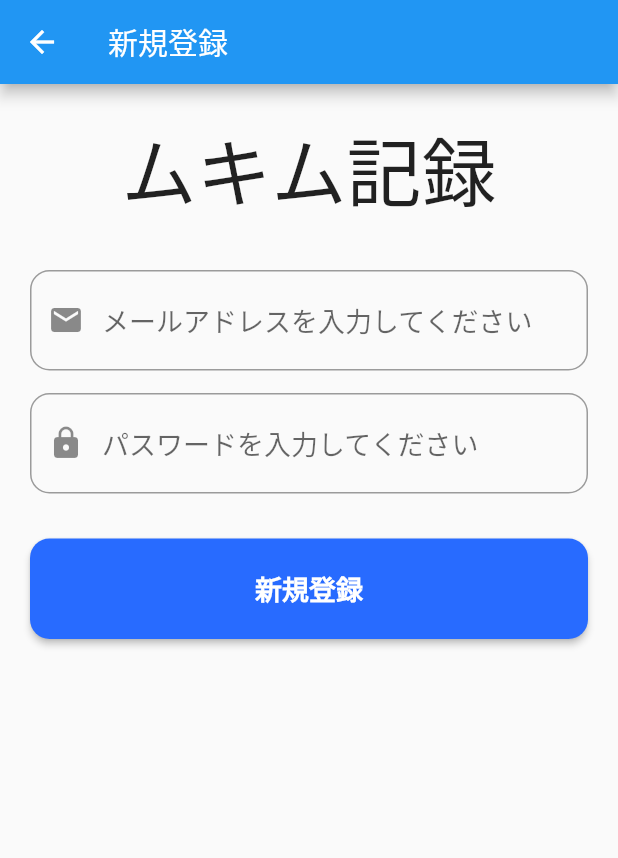
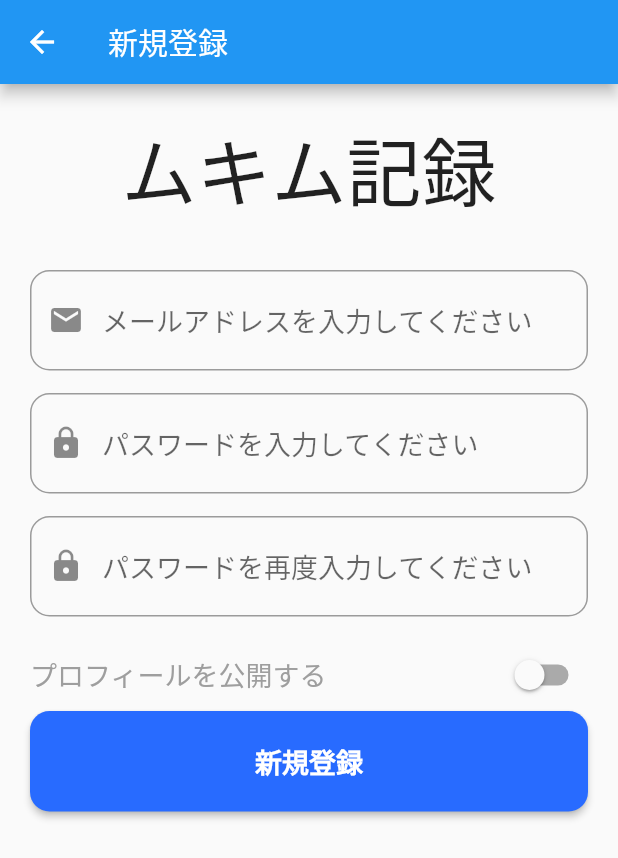
Before and after one commit to MtDeity/training_log_flutter, a Flutter app: the RegistrationScreen screen opened by its route, on a phone screen of 412 x 824 dp. Shown: the top 858 px of the screen. Run offline on Flutter 3.47's test engine with Material 2 defaults, Android fonts, the phone set to English and light mode, and no system bars; our stand-ins replace modal_progress_hud, shared_preferences; accounts and stored records are empty.

Commit message:
新規登録レイアウト

```diff
--- a/lib/models/data.dart
+++ b/lib/models/data.dart
@@ -12,6 +12,8 @@ class Data extends ChangeNotifier {
   String loginPassword = '';
   bool loginShowSpinner = false;
   bool registrationShowSpinner = false;
+  bool isPublic = false;
+  bool isPrivate = true;
 
   void loginSpinnerToggle() {
     loginShowSpinner = !loginShowSpinner;
@@ -62,4 +64,10 @@ class Data extends ChangeNotifier {
     }
     loginSpinnerToggle();
   }
+
+  void privateSwitchDone(value) {
+    isPublic = value;
+    isPrivate = !value;
+    notifyListeners();
+  }
 }
--- a/lib/screens/registration_screen.dart
+++ b/lib/screens/registration_screen.dart
@@ -17,6 +17,7 @@ class RegistrationScreen extends StatelessWidget {
           ),
           body: ModalProgressHUD(
             inAsyncCall: data.registrationShowSpinner,
+            child: SingleChildScrollView(
               child: Padding(
                 padding: EdgeInsets.all(20.0),
                 child: Column(
@@ -64,8 +65,45 @@ class RegistrationScreen extends StatelessWidget {
                       ),
                     ),
                     SizedBox(
-                    height: 30.0,
+                      height: 15.0,
                     ),
+                    TextField(
+                      keyboardType: TextInputType.visiblePassword,
+                      obscureText: true,
+                      onChanged: (value) {
+                        data.loginPassword = value;
+                      },
+                      style: TextStyle(
+                        fontSize: 18.0,
+                      ),
+                      decoration: kRegistrationInputDecoration.copyWith(
+                        prefixIcon: Icon(Icons.lock),
+                        hintText: 'パスワードを再度入力してください',
+                      ),
+                    ),
+                    SizedBox(
+                      height: 15.0,
+                    ),
+                    Row(
+                      mainAxisAlignment: MainAxisAlignment.spaceBetween,
+                      children: <Widget>[
+                        Text(
+                          'プロフィールを公開する',
+                          style: TextStyle(
+                            color: Colors.grey,
+                            fontSize: 18.0,
+                          ),
+                        ),
+                        Switch(
+                          activeColor: kDarkBlue,
+                          value: data.isPublic,
+                          onChanged: (value) {
+                            data.privateSwitchDone(value);
+                          },
+                        ),
+                      ],
+                    ),
+
                     // ToDo ログイン失敗しても画面遷移するバグ直す（ログイン・新規登録）
                     // ToDo パスワード確認用
                     // ToDo Toggleプロフィールを公開する
@@ -95,6 +133,7 @@ class RegistrationScreen extends StatelessWidget {
                 ),
               ),
             ),
+          ),
         );
       },
     );
```
Lines whose indentation alone changed are shown as unchanged.
